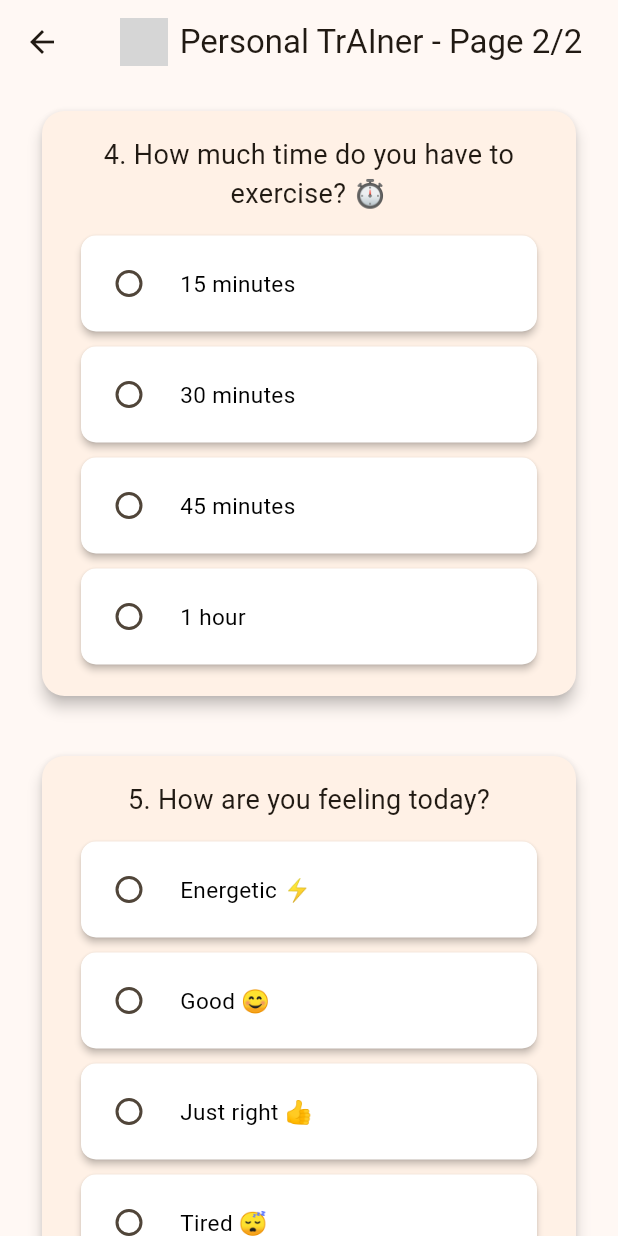
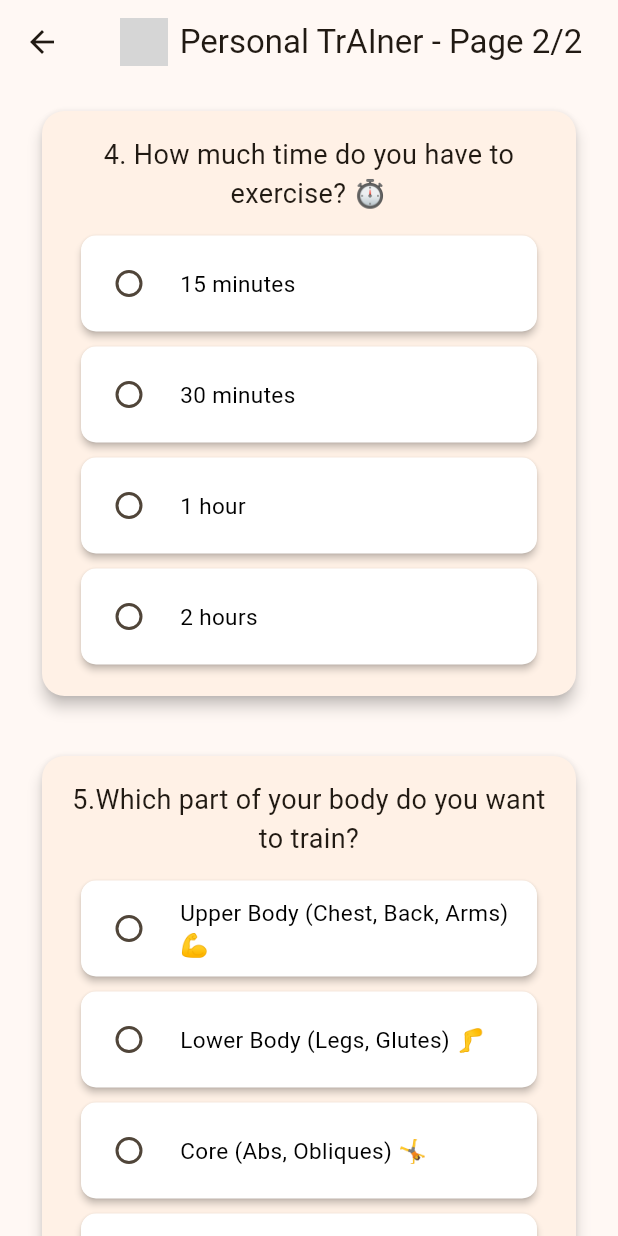
Before and after one commit to NKotani/gdsc2024_team1, a Flutter app: the SecondPage screen opened directly with empty values, on a phone screen of 412 x 824 dp. Run offline on Flutter 3.47's test engine with Material 3 defaults, Android fonts, the phone set to English and light mode, and no system bars; our stand-ins replace flutter_markdown, google_generative_ai; grey boxes are pictures that could not be loaded.

Commit message:
slight change

```diff
--- a/lib/second_page.dart
+++ b/lib/second_page.dart
@@ -21,15 +21,15 @@ class _SecondPageState extends State<SecondPage> {
   final List<Map<String, dynamic>> questionsPage2 = [
     {
       'question': '4. How much time do you have to exercise? ⏱️',
-      'options': ['15 minutes', '30 minutes', '45 minutes', '1 hour']
+      'options': ['15 minutes', '30 minutes', '1 hour', '2 hours']
     },
     {
-      'question': '5. How are you feeling today?',
-      'options': ['Energetic ⚡', 'Good 😊', 'Just right 👍', 'Tired 😴', 'Sick 🤒']
+      'question':'5.Which part of your body do you want to train?',
+      'options': ['Upper Body (Chest, Back, Arms) 💪','Lower Body (Legs, Glutes) 🦵', 'Core (Abs, Obliques) 🤸', 'Full Body 🏋️‍♂️']
     },
     {
-      'question': '6. What do you want to feel after exercising?',
-      'options': ['Relaxed 🧘', 'Energetic ⚡', 'Stress-free 🌈', 'Tired 😌']
+      'question': '6. How intense do you want the workout to be?',
+      'options': ['Light 🌿', 'Moderate 😊👍', 'Intense 🔥']
     },
   ];
 
@@ -59,7 +59,12 @@ class _SecondPageState extends State<SecondPage> {
 
     // Simulate API call (you can replace this with real API call)
     final response = await _chat.sendMessage(
-      Content.text("Based on my answers: $userInput, can you recommend a fitness routine?"),
+      Content.text(
+        "Based on my answers: " +
+        "$userInput, " +
+        "If user's input is flexibility, it means yoga or any relazing exercise" +
+        "can you recommend a 1 day fitness routine?"
+      ),
     );
     final routine = response.text ?? 'Error: No routine generated.';
 
```
Also changed, not shown: assets/logo-white.png (added).
